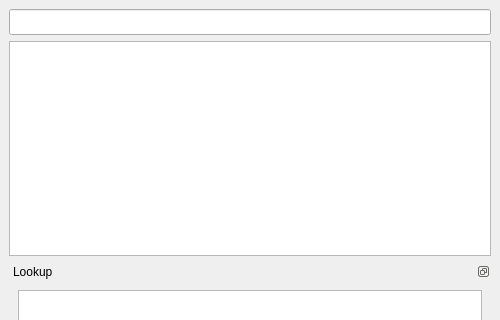
First picture: the form in lib/ui/dictionary_dock.ui, repository Ruin0x11/eiwaji, before the edit; both pictures show x 0 to 500 and y 0 to 320 of the 500 by 500 pixel window.
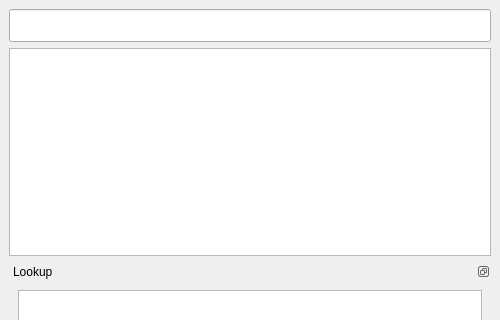
Second picture: the form after the edit.

```diff
--- a/lib/ui/dictionary_dock.ui
+++ b/lib/ui/dictionary_dock.ui
@@ -10,6 +10,12 @@
     <height>500</height>
    </rect>
   </property>
+  <property name="sizePolicy">
+   <sizepolicy hsizetype="Preferred" vsizetype="Preferred">
+    <horstretch>0</horstretch>
+    <verstretch>0</verstretch>
+   </sizepolicy>
+  </property>
   <property name="minimumSize">
    <size>
     <width>420</width>
@@ -31,7 +37,7 @@
      <widget class="QLineEdit" name="searchBox">
       <property name="font">
        <font>
-        <pointsize>11</pointsize>
+        <pointsize>16</pointsize>
        </font>
       </property>
      </widget>
```
Left out of the diff: 2 changed lines with no effect on the pictures.
